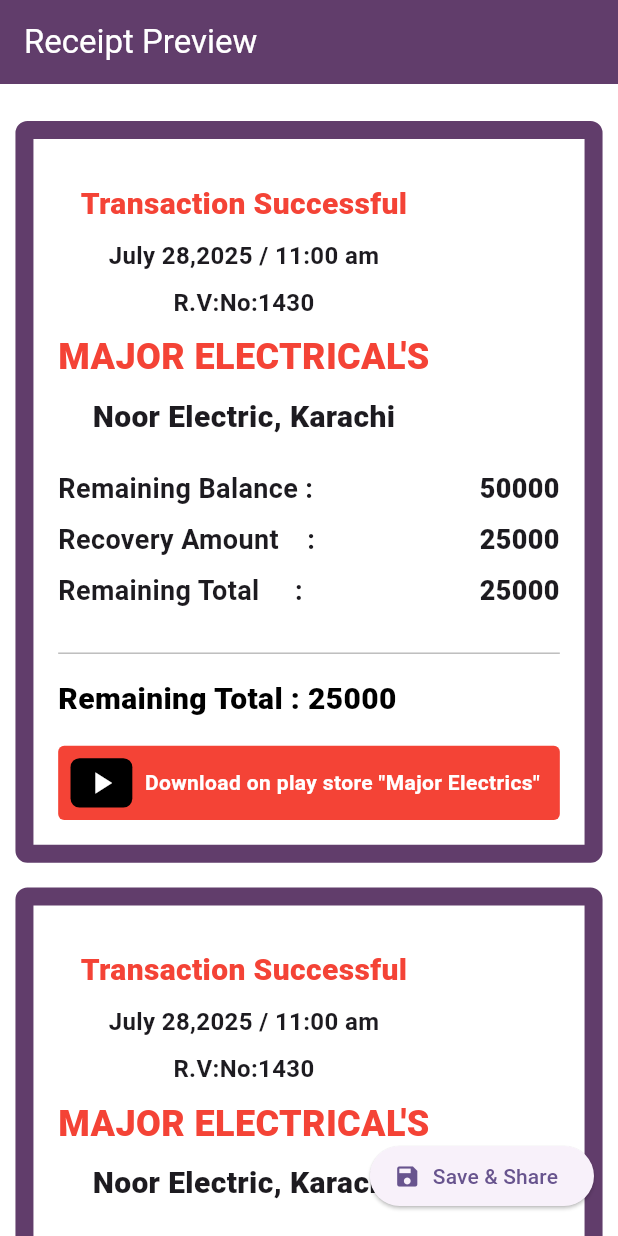
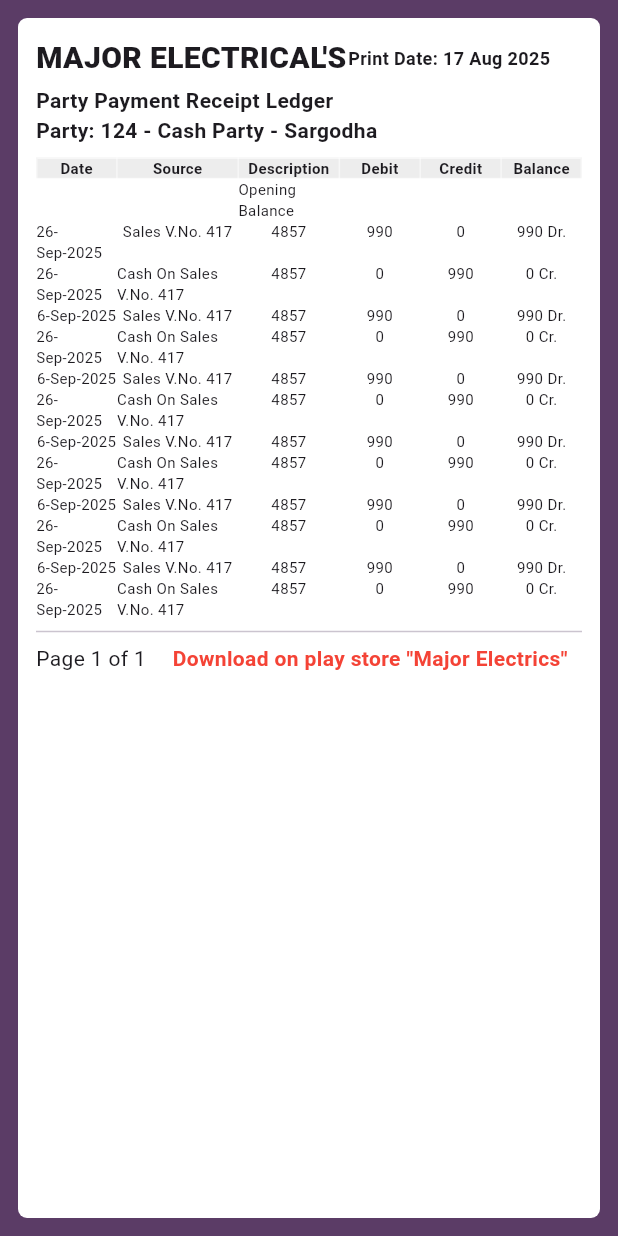
Before and after one commit to edusoftdevelopment/dummy-project, a Flutter app: the screen it shows after launch, on a phone screen of 412 x 824 dp. Run offline on Flutter 3.47's test engine with Material 3 defaults, Android fonts, the phone set to English and light mode, and no system bars; drawn by our look-alikes of auto_size_text; our stand-ins replace flutter_svg, share_plus.

Commit message:
some new page means multiple_image

```diff
--- a/lib/feature/recept_page/recept_page.dart
+++ b/lib/feature/recept_page/recept_page.dart
@@ -1,9 +1,7 @@
   import 'dart:io';
-import 'dart:typed_data';
   import 'dart:ui' as ui;
 
-import 'package:auto_size_text/auto_size_text.dart';
-import 'package:flutter/material.dart';
+  import 'package:dummy_project/Export/export.dart';
   import 'package:flutter/rendering.dart';
   import 'package:path_provider/path_provider.dart';
   import 'package:share_plus/share_plus.dart';
--- /dev/null
+++ b/lib/feature/share_multiple_images/multiple_image.dart
@@ -0,0 +1,286 @@
+import 'package:dummy_project/Export/export.dart';
+
+class ReceiptLedgerPage extends StatelessWidget {
+  const ReceiptLedgerPage({super.key});
+
+  @override
+  Widget build(BuildContext context) {
+    return Scaffold(
+      backgroundColor: const Color(0xFF5B3C66), // Purple background like image
+      body: SafeArea(
+        child: Center(
+          child: Container(
+            margin: const EdgeInsets.all(12),
+            padding: const EdgeInsets.all(12),
+            decoration: BoxDecoration(
+              color: Colors.white,
+              borderRadius: BorderRadius.circular(6),
+            ),
+            child: Column(
+              crossAxisAlignment: CrossAxisAlignment.start,
+              children: [
+                //! Header
+                const Row(
+                  mainAxisAlignment: MainAxisAlignment.spaceBetween,
+                  children: [
+                    Expanded(
+                      flex: 4,
+                      child: AutoSizeText(
+                        "MAJOR ELECTRICAL'S",
+                        maxLines: 1,
+                        presetFontSizes: [20, 18, 16, 14, 12],
+                        style: TextStyle(
+                          fontSize: 20,
+                          fontWeight: FontWeight.w900,
+                        ),
+                      ),
+                    ),
+                    Expanded(
+                      flex: 3,
+
+                      child: AutoSizeText(
+                        'Print Date: 17 Aug 2025',
+                        maxLines: 1,
+                        presetFontSizes: [14, 12, 10, 8],
+                        style: TextStyle(
+                          fontSize: 14,
+                          fontWeight: FontWeight.w600,
+                        ),
+                      ),
+                    ),
+                  ],
+                ),
+                const SizedBox(height: 4),
+                const AutoSizeText(
+                  'Party Payment Receipt Ledger',
+                  style: TextStyle(fontSize: 14, fontWeight: FontWeight.w600),
+                ),
+                const AutoSizeText(
+                  'Party: 124 - Cash Party - Sargodha',
+                  style: TextStyle(fontSize: 14, fontWeight: FontWeight.w600),
+                ),
+                const SizedBox(height: 8),
+
+                //! Table
+                Table(
+                  border: TableBorder.all(
+                    color: const Color.fromARGB(137, 255, 255, 255),
+                  ),
+                  columnWidths: const {
+                    0: FlexColumnWidth(2),
+                    1: FlexColumnWidth(3),
+                    2: FlexColumnWidth(2.5),
+                    3: FlexColumnWidth(2),
+                    4: FlexColumnWidth(2),
+                    5: FlexColumnWidth(2),
+                  },
+                  children: [
+                    // Table Header
+                    const TableRow(
+                      decoration: BoxDecoration(color: Color(0xFFEDEDED)),
+                      children: [
+                        _HeaderCell('Date'),
+                        _HeaderCell('Source'),
+                        _HeaderCell('Description'),
+                        _HeaderCell('Debit'),
+                        _HeaderCell('Credit'),
+                        _HeaderCell('Balance'),
+                      ],
+                    ),
+
+                    // Opening Balance Row
+                    const TableRow(
+                      children: [
+                        _Cell(''),
+                        _Cell(''),
+                        _Cell('Opening Balance'),
+                        _Cell(''),
+                        _Cell(''),
+                        _Cell(''),
+                      ],
+                    ),
+
+                    // Data Rows (same as your text)
+                    _buildRow(
+                      '26-Sep-2025',
+                      'Sales V.No. 417',
+                      '4857',
+                      '990',
+                      '0',
+                      '990 Dr.',
+                    ),
+                    _buildRow(
+                      '26-Sep-2025',
+                      'Cash On Sales V.No. 417',
+                      '4857',
+                      '0',
+                      '990',
+                      '0 Cr.',
+                    ),
+                    _buildRow(
+                      '6-Sep-2025',
+                      'Sales V.No. 417',
+                      '4857',
+                      '990',
+                      '0',
+                      '990 Dr.',
+                    ),
+                    _buildRow(
+                      '26-Sep-2025',
+                      'Cash On Sales V.No. 417',
+                      '4857',
+                      '0',
+                      '990',
+                      '0 Cr.',
+                    ),
+                    _buildRow(
+                      '6-Sep-2025',
+                      'Sales V.No. 417',
+                      '4857',
+                      '990',
+                      '0',
+                      '990 Dr.',
+                    ),
+                    _buildRow(
+                      '26-Sep-2025',
+                      'Cash On Sales V.No. 417',
+                      '4857',
+                      '0',
+                      '990',
+                      '0 Cr.',
+                    ),
+                    _buildRow(
+                      '6-Sep-2025',
+                      'Sales V.No. 417',
+                      '4857',
+                      '990',
+                      '0',
+                      '990 Dr.',
+                    ),
+                    _buildRow(
+                      '26-Sep-2025',
+                      'Cash On Sales V.No. 417',
+                      '4857',
+                      '0',
+                      '990',
+                      '0 Cr.',
+                    ),
+                    _buildRow(
+                      '6-Sep-2025',
+                      'Sales V.No. 417',
+                      '4857',
+                      '990',
+                      '0',
+                      '990 Dr.',
+                    ),
+                    _buildRow(
+                      '26-Sep-2025',
+                      'Cash On Sales V.No. 417',
+                      '4857',
+                      '0',
+                      '990',
+                      '0 Cr.',
+                    ),
+                    _buildRow(
+                      '6-Sep-2025',
+                      'Sales V.No. 417',
+                      '4857',
+                      '990',
+                      '0',
+                      '990 Dr.',
+                    ),
+                    _buildRow(
+                      '26-Sep-2025',
+                      'Cash On Sales V.No. 417',
+                      '4857',
+                      '0',
+                      '990',
+                      '0 Cr.',
+                    ),
+                  ],
+                ),
+
+                const Divider(),
+
+                //! Footer
+                const Row(
+                  mainAxisAlignment: MainAxisAlignment.spaceBetween,
+                  children: [
+                    Expanded(flex: 2, child: AutoSizeText('Page 1 of 1')),
+                    Expanded(
+                      flex: 6,
+                      child: AutoSizeText(
+                        'Download on play store "Major Electrics"',
+                        maxLines: 1,
+                        style: TextStyle(
+                          color: Colors.red,
+                          fontWeight: FontWeight.bold,
+                        ),
+                      ),
+                    ),
+                  ],
+                ),
+              ],
+            ),
+          ),
+        ),
+      ),
+    );
+  }
+
+  static TableRow _buildRow(
+    String date,
+    String source,
+    String desc,
+    String debit,
+    String credit,
+    String balance,
+  ) {
+    return TableRow(
+      children: [
+        _Cell(date),
+        _Cell(source),
+        _Cell(desc),
+        _Cell(debit),
+        _Cell(credit),
+        _Cell(balance),
+      ],
+    );
+  }
+}
+
+class _Cell extends StatelessWidget {
+  const _Cell(this.text);
+  final String text;
+
+  @override
+  Widget build(BuildContext context) {
+    return Center(
+      child: AutoSizeText(
+        text,
+        presetFontSizes: const [10, 9, 8, 7, 6],
+        style: const TextStyle(fontSize: 10),
+      ),
+    );
+  }
+}
+
+class _HeaderCell extends StatelessWidget {
+  const _HeaderCell(this.text);
+  final String text;
+
+  @override
+  Widget build(BuildContext context) {
+    return Center(
+      child: AutoSizeText(
+        text,
+        maxLines: 1,
+        presetFontSizes: const [10, 9, 8, 7, 6],
+        style: const TextStyle(
+          fontSize: 10,
+          fontWeight: FontWeight.bold,
+        ),
+      ),
+    );
+  }
+}
--- a/lib/main.dart
+++ b/lib/main.dart
@@ -1,4 +1,5 @@
 import 'package:dummy_project/feature/recept_page/recept_page.dart';
+import 'package:dummy_project/feature/share_multiple_images/multiple_image.dart';
 import 'package:flutter/material.dart';
 
 void main() {
@@ -16,7 +17,7 @@ class MyApp extends StatelessWidget {
       theme: ThemeData(
         colorScheme: ColorScheme.fromSeed(seedColor: Colors.deepPurple),
       ),
-      home: const ReceptPage(),
+      home: const ReceiptLedgerPage(),
     );
   }
 }
```
Lines whose indentation alone changed are shown as unchanged.
